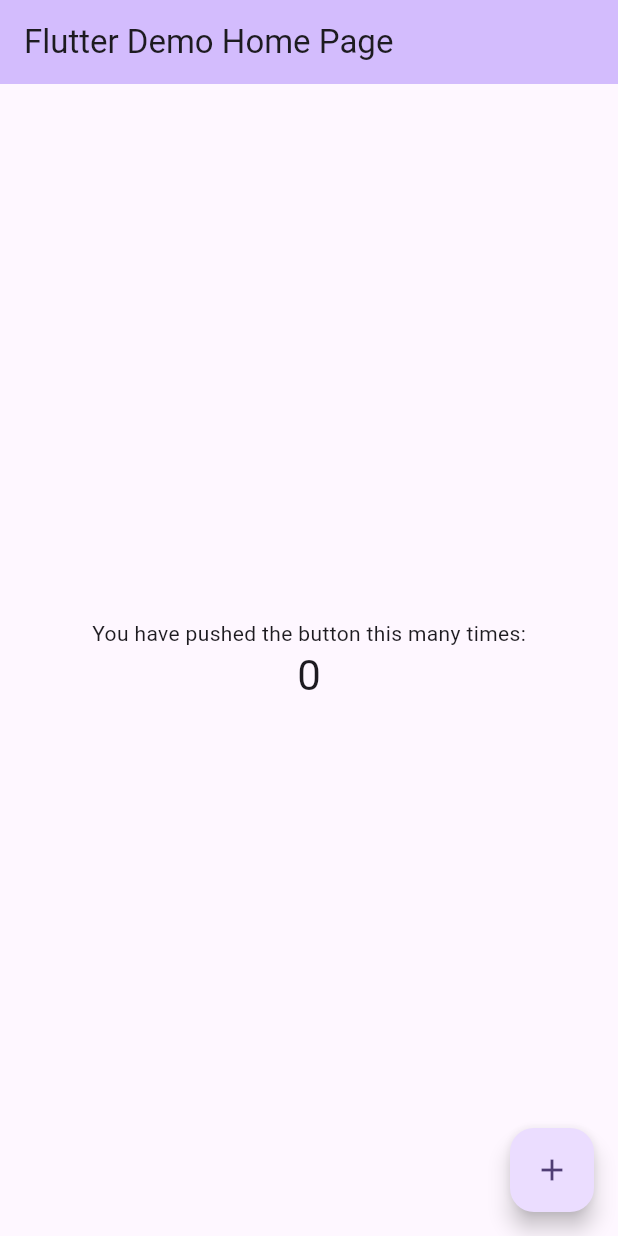
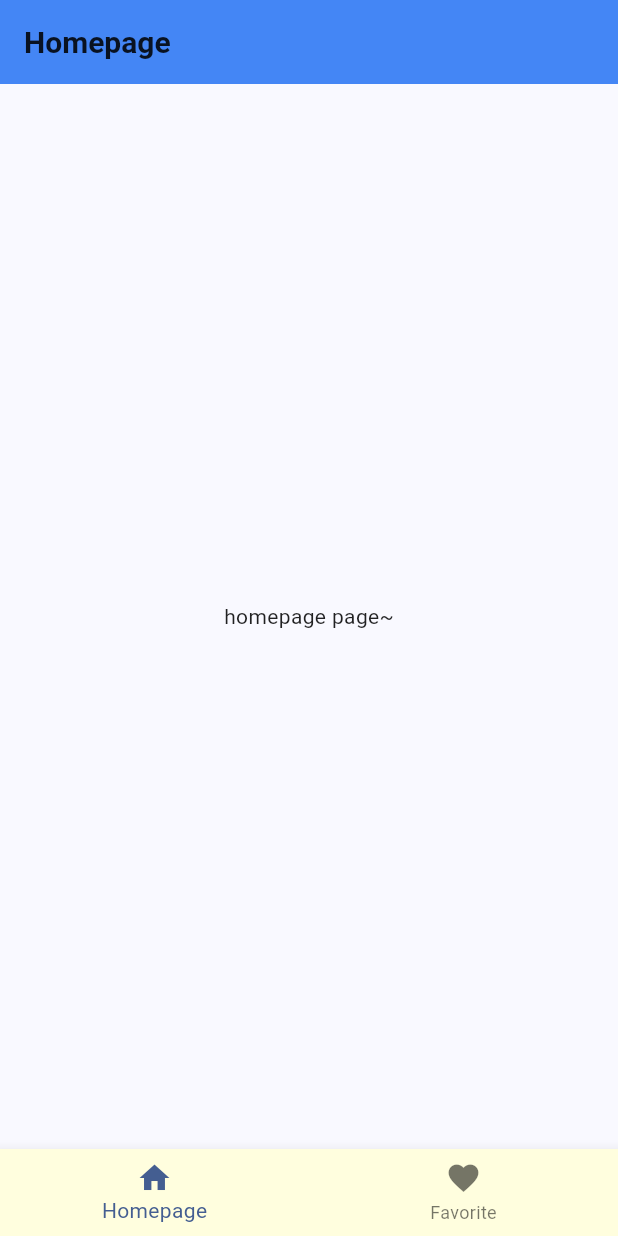
Before and after one commit to yuunik/food_playground, a Flutter app: the screen it shows after launch, on a phone screen of 412 x 824 dp. Run offline on Flutter 3.47's test engine with Material 3 defaults, Android fonts, the phone set to English and light mode, and no system bars.

Commit message:
feat: 新增app颜色配置

```diff
--- /dev/null
+++ b/lib/app.dart
@@ -0,0 +1,20 @@
+import 'package:flutter/material.dart';
+import 'package:food_playground/core/router/app_router.dart';
+import 'package:food_playground/ui/shared/app_theme.dart';
+
+class App extends StatelessWidget {
+  const App({super.key});
+
+  @override
+  Widget build(BuildContext context) {
+    return MaterialApp(
+      title: "Food Playground",
+      theme: AppTheme.normalTheme,
+      darkTheme: AppTheme.darkTheme,
+      routes: AppRouter.routes,
+      initialRoute: AppRouter.initialRoute,
+      onGenerateRoute: AppRouter.generateRouter,
+      onUnknownRoute: AppRouter.unknownRoute,
+    );
+  }
+}
--- /dev/null
+++ b/lib/core/router/app_router.dart
@@ -0,0 +1,23 @@
+import 'package:flutter/cupertino.dart';
+
+import 'package:food_playground/ui/pages/favorite/favorite_page.dart';
+import 'package:food_playground/ui/pages/home/home_page.dart';
+import 'package:food_playground/ui/pages/main/main_page.dart';
+
+class AppRouter {
+  static const initialRoute = MainPage.routeName;
+
+  static final Map<String, WidgetBuilder> routes = {
+    MainPage.routeName: (context) => const MainPage(),
+    HomePage.routeName: (context) => const HomePage(),
+    FavoritePage.routeName: (context) => const FavoritePage(),
+  };
+
+  static RouteFactory? generateRouter = (settings) {
+    return null;
+  };
+
+  static RouteFactory? unknownRoute = (settings) {
+    return null;
+  };
+}
--- a/lib/main.dart
+++ b/lib/main.dart
@@ -1,122 +1,124 @@
 import 'package:flutter/material.dart';
+import 'package:food_playground/app.dart';
 
 void main() {
-  runApp(const MyApp());
+  runApp(const App());
 }
 
-class MyApp extends StatelessWidget {
-  const MyApp({super.key});
-
-  // This widget is the root of your application.
-  @override
-  Widget build(BuildContext context) {
-    return MaterialApp(
-      title: 'Flutter Demo',
-      theme: ThemeData(
-        // This is the theme of your application.
+/// counter
+// class MyApp extends StatelessWidget {
+//   const MyApp({super.key});
 //
-        // TRY THIS: Try running your application with "flutter run". You'll see
-        // the application has a purple toolbar. Then, without quitting the app,
-        // try changing the seedColor in the colorScheme below to Colors.green
-        // and then invoke "hot reload" (save your changes or press the "hot
-        // reload" button in a Flutter-supported IDE, or press "r" if you used
-        // the command line to start the app).
+//   // This widget is the root of your application.
+//   @override
+//   Widget build(BuildContext context) {
+//     return MaterialApp(
+//       title: 'Flutter Demo',
+//       theme: ThemeData(
+//         // This is the theme of your application.
+//         //
+//         // TRY THIS: Try running your application with "flutter run". You'll see
+//         // the application has a purple toolbar. Then, without quitting the app,
+//         // try changing the seedColor in the colorScheme below to Colors.green
+//         // and then invoke "hot reload" (save your changes or press the "hot
+//         // reload" button in a Flutter-supported IDE, or press "r" if you used
+//         // the command line to start the app).
+//         //
+//         // Notice that the counter didn't reset back to zero; the application
+//         // state is not lost during the reload. To reset the state, use hot
+//         // restart instead.
+//         //
+//         // This works for code too, not just values: Most code changes can be
+//         // tested with just a hot reload.
+//         colorScheme: ColorScheme.fromSeed(seedColor: Colors.deepPurple),
+//       ),
+//       home: const MyHomePage(title: 'Flutter Demo Home Page'),
+//     );
+//   }
+// }
 //
-        // Notice that the counter didn't reset back to zero; the application
-        // state is not lost during the reload. To reset the state, use hot
-        // restart instead.
+// class MyHomePage extends StatefulWidget {
+//   const MyHomePage({super.key, required this.title});
 //
-        // This works for code too, not just values: Most code changes can be
-        // tested with just a hot reload.
-        colorScheme: ColorScheme.fromSeed(seedColor: Colors.deepPurple),
-      ),
-      home: const MyHomePage(title: 'Flutter Demo Home Page'),
-    );
-  }
-}
-
-class MyHomePage extends StatefulWidget {
-  const MyHomePage({super.key, required this.title});
-
-  // This widget is the home page of your application. It is stateful, meaning
-  // that it has a State object (defined below) that contains fields that affect
-  // how it looks.
-
-  // This class is the configuration for the state. It holds the values (in this
-  // case the title) provided by the parent (in this case the App widget) and
-  // used by the build method of the State. Fields in a Widget subclass are
-  // always marked "final".
-
-  final String title;
-
-  @override
-  State<MyHomePage> createState() => _MyHomePageState();
-}
-
-class _MyHomePageState extends State<MyHomePage> {
-  int _counter = 0;
-
-  void _incrementCounter() {
-    setState(() {
-      // This call to setState tells the Flutter framework that something has
-      // changed in this State, which causes it to rerun the build method below
-      // so that the display can reflect the updated values. If we changed
-      // _counter without calling setState(), then the build method would not be
-      // called again, and so nothing would appear to happen.
-      _counter++;
-    });
-  }
-
-  @override
-  Widget build(BuildContext context) {
-    // This method is rerun every time setState is called, for instance as done
-    // by the _incrementCounter method above.
+//   // This widget is the home page of your application. It is stateful, meaning
+//   // that it has a State object (defined below) that contains fields that affect
+//   // how it looks.
 //
-    // The Flutter framework has been optimized to make rerunning build methods
-    // fast, so that you can just rebuild anything that needs updating rather
-    // than having to individually change instances of widgets.
-    return Scaffold(
-      appBar: AppBar(
-        // TRY THIS: Try changing the color here to a specific color (to
-        // Colors.amber, perhaps?) and trigger a hot reload to see the AppBar
-        // change color while the other colors stay the same.
-        backgroundColor: Theme.of(context).colorScheme.inversePrimary,
-        // Here we take the value from the MyHomePage object that was created by
-        // the App.build method, and use it to set our appbar title.
-        title: Text(widget.title),
-      ),
-      body: Center(
-        // Center is a layout widget. It takes a single child and positions it
-        // in the middle of the parent.
-        child: Column(
-          // Column is also a layout widget. It takes a list of children and
-          // arranges them vertically. By default, it sizes itself to fit its
-          // children horizontally, and tries to be as tall as its parent.
+//   // This class is the configuration for the state. It holds the values (in this
+//   // case the title) provided by the parent (in this case the App widget) and
+//   // used by the build method of the State. Fields in a Widget subclass are
+//   // always marked "final".
 //
-          // Column has various properties to control how it sizes itself and
-          // how it positions its children. Here we use mainAxisAlignment to
-          // center the children vertically; the main axis here is the vertical
-          // axis because Columns are vertical (the cross axis would be
-          // horizontal).
+//   final String title;
 //
-          // TRY THIS: Invoke "debug painting" (choose the "Toggle Debug Paint"
-          // action in the IDE, or press "p" in the console), to see the
-          // wireframe for each widget.
-          mainAxisAlignment: MainAxisAlignment.center,
-          children: <Widget>[
-            const Text('You have pushed the button this many times:'),
-            Text(
-              '$_counter',
-              style: Theme.of(context).textTheme.headlineMedium,
-            ),
-          ],
-        ),
-      ),
-      floatingActionButton: FloatingActionButton(
-        onPressed: _incrementCounter,
-        tooltip: 'Increment',
-        child: const Icon(Icons.add),
-      ), // This trailing comma makes auto-formatting nicer for build methods.
-    );
-  }
-}
+//   @override
+//   State<MyHomePage> createState() => _MyHomePageState();
+// }
+//
+// class _MyHomePageState extends State<MyHomePage> {
+//   int _counter = 0;
+//
+//   void _incrementCounter() {
+//     setState(() {
+//       // This call to setState tells the Flutter framework that something has
+//       // changed in this State, which causes it to rerun the build method below
+//       // so that the display can reflect the updated values. If we changed
+//       // _counter without calling setState(), then the build method would not be
+//       // called again, and so nothing would appear to happen.
+//       _counter++;
+//     });
+//   }
+//
+//   @override
+//   Widget build(BuildContext context) {
+//     // This method is rerun every time setState is called, for instance as done
+//     // by the _incrementCounter method above.
+//     //
+//     // The Flutter framework has been optimized to make rerunning build methods
+//     // fast, so that you can just rebuild anything that needs updating rather
+//     // than having to individually change instances of widgets.
+//     return Scaffold(
+//       appBar: AppBar(
+//         // TRY THIS: Try changing the color here to a specific color (to
+//         // Colors.amber, perhaps?) and trigger a hot reload to see the AppBar
+//         // change color while the other colors stay the same.
+//         backgroundColor: Theme.of(context).colorScheme.inversePrimary,
+//         // Here we take the value from the MyHomePage object that was created by
+//         // the App.build method, and use it to set our appbar title.
+//         title: Text(widget.title),
+//       ),
+//       body: Center(
+//         // Center is a layout widget. It takes a single child and positions it
+//         // in the middle of the parent.
+//         child: Column(
+//           // Column is also a layout widget. It takes a list of children and
+//           // arranges them vertically. By default, it sizes itself to fit its
+//           // children horizontally, and tries to be as tall as its parent.
+//           //
+//           // Column has various properties to control how it sizes itself and
+//           // how it positions its children. Here we use mainAxisAlignment to
+//           // center the children vertically; the main axis here is the vertical
+//           // axis because Columns are vertical (the cross axis would be
+//           // horizontal).
+//           //
+//           // TRY THIS: Invoke "debug painting" (choose the "Toggle Debug Paint"
+//           // action in the IDE, or press "p" in the console), to see the
+//           // wireframe for each widget.
+//           mainAxisAlignment: MainAxisAlignment.center,
+//           children: <Widget>[
+//             const Text('You have pushed the button this many times:'),
+//             Text(
+//               '$_counter',
+//               style: Theme.of(context).textTheme.headlineMedium,
+//             ),
+//           ],
+//         ),
+//       ),
+//       floatingActionButton: FloatingActionButton(
+//         onPressed: _incrementCounter,
+//         tooltip: 'Increment',
+//         child: const Icon(Icons.add),
+//       ), // This trailing comma makes auto-formatting nicer for build methods.
+//     );
+//   }
+// }
--- /dev/null
+++ b/lib/ui/pages/favorite/favorite_page.dart
@@ -0,0 +1,19 @@
+import 'package:flutter/material.dart';
+
+class FavoritePage extends StatelessWidget {
+  static const routeName = "/favorite";
+
+  const FavoritePage({super.key});
+
+  @override
+  Widget build(BuildContext context) {
+    return Scaffold(
+        appBar: AppBar(
+            title: const Text("Favorite Page")
+        ),
+        body: Center(
+          child: Text("favorite page~"),
+        )
+    );
+  }
+}
--- /dev/null
+++ b/lib/ui/pages/home/home_page.dart
@@ -0,0 +1,19 @@
+import 'package:flutter/material.dart';
+
+class HomePage extends StatelessWidget {
+  static const routeName = "/homepage";
+
+  const HomePage({super.key});
+
+  @override
+  Widget build(BuildContext context) {
+    return Scaffold(
+      appBar: AppBar(
+        title: const Text("Homepage")
+      ),
+      body: Center(
+        child: Text("homepage page~"),
+      )
+    );
+  }
+}
--- /dev/null
+++ b/lib/ui/pages/main/initialize_items.dart
@@ -0,0 +1,22 @@
+import 'package:flutter/material.dart';
+
+import 'package:food_playground/ui/pages/favorite/favorite_page.dart';
+import 'package:food_playground/ui/pages/home/home_page.dart';
+
+// page list
+List<Widget> pageList = [
+  const HomePage(),
+  const FavoritePage()
+];
+
+// bottomNavigationBar list
+List<BottomNavigationBarItem> bottomNavigationBarList = [
+  const BottomNavigationBarItem(
+    icon: Icon(Icons.home),
+    label: 'Homepage',
+  ),
+  const BottomNavigationBarItem(
+    icon: Icon(Icons.favorite),
+    label: 'Favorite',
+  )
+];
--- /dev/null
+++ b/lib/ui/pages/main/main_page.dart
@@ -0,0 +1,30 @@
+import 'package:flutter/material.dart';
+
+import 'package:food_playground/ui/pages/main/initialize_items.dart';
+
+class MainPage extends StatefulWidget {
+  static const String routeName = "/";
+
+  const MainPage({super.key});
+
+  @override
+  State<MainPage> createState() => _MainPageState();
+}
+
+class _MainPageState extends State<MainPage> {
+  int _currentIndex = 0;
+
+  @override
+  Widget build(BuildContext context) {
+    return Scaffold(
+      body: IndexedStack(index: _currentIndex, children: pageList),
+      bottomNavigationBar: BottomNavigationBar(
+        currentIndex: _currentIndex,
+        onTap: (val) => setState(() {
+          _currentIndex = val;
+        }),
+        items: bottomNavigationBarList,
+      ),
+    );
+  }
+}
--- /dev/null
+++ b/lib/ui/shared/app_theme.dart
@@ -0,0 +1,69 @@
+// app theme configuration
+import 'package:flutter/material.dart';
+
+class AppTheme {
+  static const double bodyTextSize = 14.0;
+  static const double bottomNavigationBarTextSize = 12.0;
+  static const double smallTextSize = 12.0;
+  static const double normalTextSize = 16.0;
+  static const double largeTextSize = 20.0;
+
+  static final Color accentColor = Colors.amber;
+
+  // normal theme
+  static const Color normalTextColor = Colors.black87;
+  static final ThemeData normalTheme = ThemeData(
+    useMaterial3: true,
+    colorScheme: ColorScheme.fromSeed(
+      seedColor: Colors.blueAccent,
+      brightness: Brightness.light,
+    ),
+    canvasColor: const Color.fromRGBO(255, 254, 222, 1),
+    splashColor: Colors.transparent,
+    highlightColor: Colors.transparent,
+    textTheme: const TextTheme(
+      bodyMedium: TextStyle(fontSize: bodyTextSize, color: normalTextColor),
+      displaySmall: TextStyle(fontSize: smallTextSize, color: normalTextColor),
+      displayMedium: TextStyle(
+        fontSize: normalTextSize,
+        color: normalTextColor,
+      ),
+      displayLarge: TextStyle(fontSize: largeTextSize, color: normalTextColor),
+    ),
+    appBarTheme: AppBarTheme(
+      backgroundColor: Colors.blueAccent,
+      foregroundColor: normalTextColor,
+      elevation: 4,
+      titleTextStyle: TextStyle(
+        fontSize: 20,
+        fontWeight: FontWeight.bold,
+        color: normalTextColor
+      )
+    )
+  );
+
+  // dark mode
+  static const Color darkTextColor = Colors.white70;
+  static final ThemeData darkTheme = ThemeData(
+    colorScheme: ColorScheme.fromSeed(
+      seedColor: Colors.deepPurpleAccent,
+      brightness: Brightness.dark,
+    ),
+    textTheme: const TextTheme(
+      bodyMedium: TextStyle(fontSize: bodyTextSize, color: darkTextColor),
+      displaySmall: TextStyle(fontSize: smallTextSize, color: darkTextColor),
+      displayMedium: TextStyle(fontSize: normalTextSize, color: darkTextColor),
+      displayLarge: TextStyle(fontSize: largeTextSize, color: darkTextColor),
+    ),
+    appBarTheme: AppBarTheme(
+      backgroundColor: Colors.deepPurpleAccent,
+      foregroundColor: darkTextColor,
+      elevation: 4,
+      titleTextStyle: TextStyle(
+        fontSize: 20,
+        fontWeight: FontWeight.bold,
+        color: darkTextColor
+      )
+    )
+  );
+}
--- a/pubspec.yaml
+++ b/pubspec.yaml
@@ -59,7 +59,7 @@ flutter:
 
   # To add assets to your application, add an assets section, like this:
   assets:
-     - assets/json/*
+     - assets/json/
 
   # An image asset can refer to one or more resolution-specific "variants", see
   # https://flutter.dev/to/resolution-aware-images
```
Also changed, not shown: 1 other file. Lines whose indentation alone changed are shown as unchanged.
